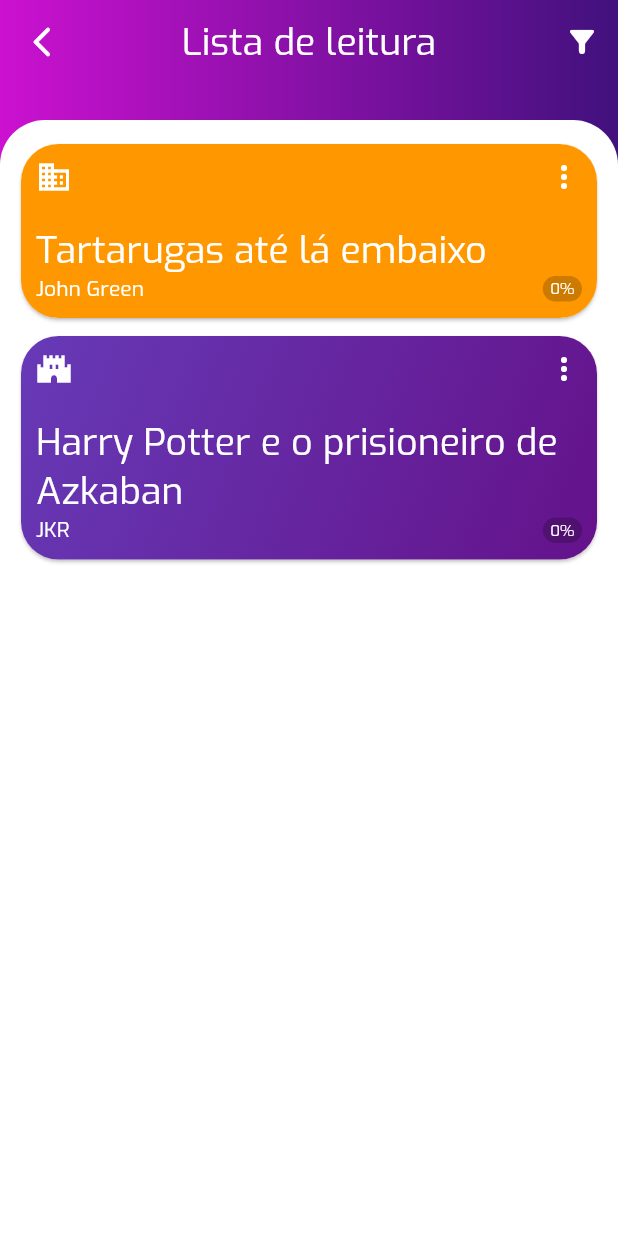
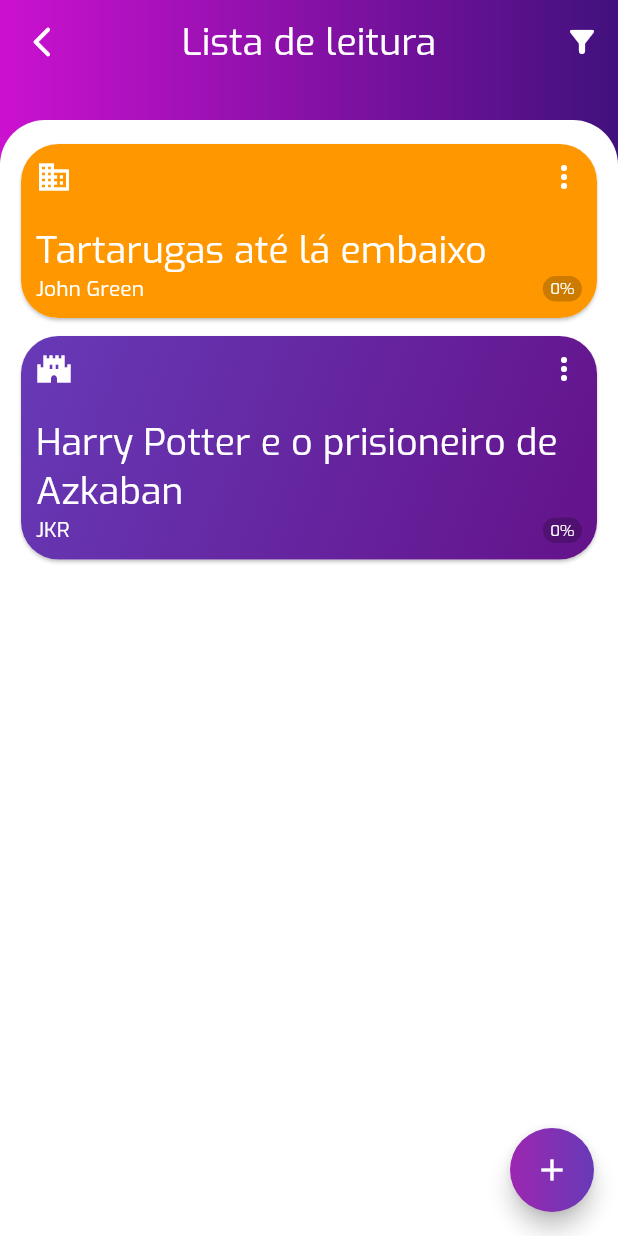
Before and after one commit to DosonsVitor/butterfly-project, a Flutter app: the ReadList screen opened by its route, on a phone screen of 412 x 824 dp. Run offline on Flutter 3.47's test engine with Material 2 defaults, Android fonts, the phone set to English and light mode, and no system bars.

Commit message:
create addbook page and button

```diff
--- a/lib/main.dart
+++ b/lib/main.dart
@@ -1,3 +1,4 @@
+import 'package:butterfly_project/pages/add_book.dart';
 import 'package:butterfly_project/pages/all.dart';
 import 'package:butterfly_project/pages/favorites.dart';
 import 'package:butterfly_project/pages/initial_page.dart';
@@ -20,6 +21,7 @@ void main() {
         '/paused': (context) => const Paused(),
         '/all': (context) => const All(),
         '/favorites': (context) => const Favorites(),
+        '/add_book': (context) => const AddBook(),
       }
   ));
 }
--- a/lib/pages/read_list.dart
+++ b/lib/pages/read_list.dart
@@ -1,4 +1,5 @@
 import 'package:butterfly_project/data/exemple_books.dart';
+import 'package:butterfly_project/widget/add_book_button.dart';
 import 'package:butterfly_project/widget/generic_appbar.dart';
 import 'package:butterfly_project/widget/generic_body.dart';
 import 'package:flutter/material.dart';
@@ -32,6 +33,8 @@ class _ReadListState extends State<ReadList> {
         ),
       ),
       body: GenericBody(items: readList),
+
+      floatingActionButton: AddBookButton()
     );
   }
 }
--- /dev/null
+++ b/lib/widget/add_book_button.dart
@@ -0,0 +1,29 @@
+import 'package:flutter/material.dart';
+
+class AddBookButton extends StatefulWidget {
+
+  const AddBookButton ({Key? key,}) : super(key:key);
+
+  @override
+  _AddBookButtonState createState() => _AddBookButtonState();
+}
+
+class _AddBookButtonState extends State<AddBookButton> {
+
+  @override
+  Widget build(BuildContext context){
+    return FloatingActionButton(
+      onPressed: () => Navigator.pushNamed(context, "/add_book"),
+      backgroundColor: Colors.transparent,
+      child: Container(
+        width: 200,
+        height: 200,
+        decoration: const BoxDecoration(
+            shape: BoxShape.circle,
+            gradient: LinearGradient(colors: [Colors.purple, Colors.deepPurple])
+        ),
+        child: const Icon(Icons.add),
+      ),
+    );
+  }
+}
```
Also changed, not shown: lib/pages/add_book.dart (added, +117 -0 lines).
